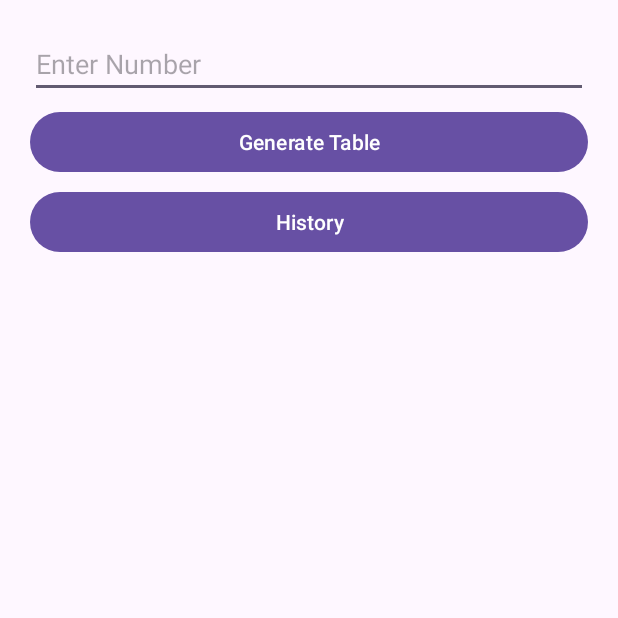
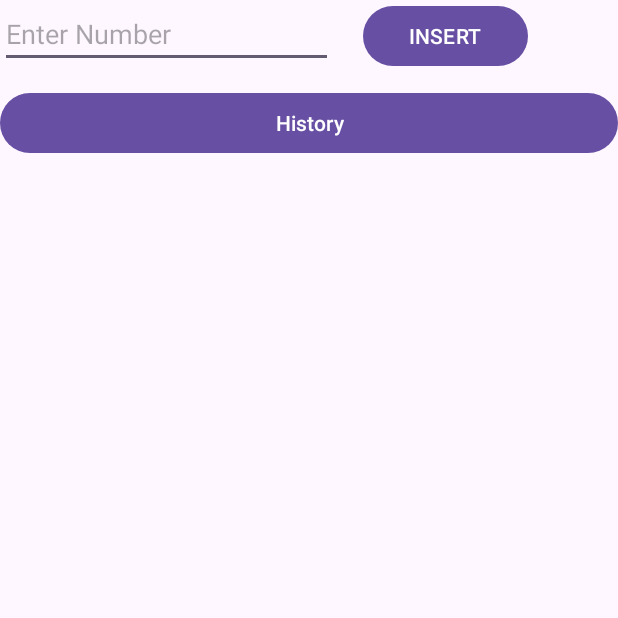
Before and after one commit to Ibrahimdur1989/Midterm_Ebrahim_Al-Serri, an Android app: the screen it shows after launch (MainActivity), on a phone screen of 412 x 824 dp, the top half of it. Run offline under Robolectric (Android 15) with nearby library versions, the phone set to English and light mode, and no system bars.

Commit message:
some updates

```diff
--- a/app/src/main/AndroidManifest.xml
+++ b/app/src/main/AndroidManifest.xml
@@ -16,7 +16,8 @@
             android:exported="false" />
         <activity
             android:name=".MainActivity"
-            android:exported="true">
+            android:exported="true"
+            android:label="timesTable">
             <intent-filter>
                 <action android:name="android.intent.action.MAIN" />
 
--- a/app/src/main/java/com/example/midterm_ebrahim_al_serri/HistoryStore.java
+++ b/app/src/main/java/com/example/midterm_ebrahim_al_serri/HistoryStore.java
@@ -5,7 +5,7 @@ import java.util.List;
 
 public class HistoryStore {
     private static final ArrayList<Integer> numbers = new ArrayList<>();
-    public static Integer lastNumber = null; // remember last generated number
+    public static Integer lastNumber = null;
 
     public static void addIfNotExists(int n) {
         if (!numbers.contains(n)) numbers.add(n);
--- a/app/src/main/java/com/example/midterm_ebrahim_al_serri/MainActivity.java
+++ b/app/src/main/java/com/example/midterm_ebrahim_al_serri/MainActivity.java
@@ -1,4 +1,5 @@
 package com.example.midterm_ebrahim_al_serri;
+
 
 import android.content.Intent;
 import android.os.Bundle;
@@ -8,68 +9,80 @@ import android.widget.EditText;
 import android.widget.ListView;
 import android.widget.Toast;
 
+import androidx.activity.EdgeToEdge;
 import androidx.appcompat.app.AlertDialog;
 import androidx.appcompat.app.AppCompatActivity;
+import androidx.core.graphics.Insets;
+import androidx.core.view.ViewCompat;
+import androidx.core.view.WindowInsetsCompat;
 
 import java.util.ArrayList;
 
 public class MainActivity extends AppCompatActivity {
 
-    private EditText etNumber;
+    private EditText entNumber;
     private Button btnGenerate, btnHistory;
     private ListView lvTable;
 
-    private final ArrayList<String> tableList = new ArrayList<>();
-    private ArrayAdapter<String> adapter;
+    private final ArrayList<Integer> tableItems = new ArrayList<>();
+    private ArrayAdapter<Integer> adapter;
 
     @Override
     protected void onCreate(Bundle savedInstanceState) {
         super.onCreate(savedInstanceState);
+        EdgeToEdge.enable(this);
         setContentView(R.layout.activity_main);
+        ViewCompat.setOnApplyWindowInsetsListener(findViewById(R.id.main), (v, insets) -> {
+            Insets systemBars = insets.getInsets(WindowInsetsCompat.Type.systemBars());
+            v.setPadding(systemBars.left, systemBars.top, systemBars.right, systemBars.bottom);
+            return insets;
+        });
 
-        etNumber = findViewById(R.id.entNumber);
+        entNumber = findViewById(R.id.entNumber);
         btnGenerate = findViewById(R.id.btnGenerate);
         btnHistory = findViewById(R.id.btnHistory);
         lvTable = findViewById(R.id.lvTable);
 
         adapter = new ArrayAdapter<>(this,
-                android.R.layout.simple_list_item_1, tableList);
+                android.R.layout.simple_list_item_1, tableItems);
         lvTable.setAdapter(adapter);
 
         btnGenerate.setOnClickListener(v -> {
-            String s = etNumber.getText().toString().trim();
-            if (s.isEmpty()) {
-                Toast.makeText(this, "Please enter a number", Toast.LENGTH_SHORT).show();
-                return;
-            }
+            String s = entNumber.getText().toString().trim();
+            if (s.isEmpty()) { entNumber.setError("Enter a number"); return; }
             int n = Integer.parseInt(s);
-            generateTable(n);
+            fillMultiples(n);
             HistoryStore.addIfNotExists(n);
         });
 
         btnHistory.setOnClickListener(v ->
                 startActivity(new Intent(MainActivity.this, HistoryActivity.class)));
 
+
+        if (HistoryStore.lastNumber != null) {
+            entNumber.setText(String.valueOf(HistoryStore.lastNumber));
+            fillMultiples(HistoryStore.lastNumber);
+        }
+
+
         lvTable.setOnItemClickListener((parent, view, position, id) -> {
-            String row = tableList.get(position);
+            Integer value = tableItems.get(position);
             new AlertDialog.Builder(MainActivity.this)
-                    .setTitle("Delete Row")
-                    .setMessage("Delete this line?\n" + row)
+                    .setTitle("Delete?")
+                    .setMessage("Delete this line?\n" + value)
                     .setPositiveButton("Delete", (dialog, which) -> {
-                        tableList.remove(position);
+                        tableItems.remove(position);
                         adapter.notifyDataSetChanged();
-                        Toast.makeText(MainActivity.this, "Deleted: " + row, Toast.LENGTH_SHORT).show();
+                        Toast.makeText(MainActivity.this, "Deleted: " + value, Toast.LENGTH_SHORT).show();
                     })
                     .setNegativeButton("Cancel", null)
                     .show();
         });
     }
 
-    private void generateTable(int n) {
-        tableList.clear();
-        for (int i = 1; i <= 10; i++) {
-            tableList.add(n + " × " + i + " = " + (n * i));
-        }
+    private void fillMultiples(int n) {
+        tableItems.clear();
+        for (int i = 1; i <= 10; i++) tableItems.add(n * i);
         adapter.notifyDataSetChanged();
     }
 }
--- a/app/src/main/res/layout/activity_main.xml
+++ b/app/src/main/res/layout/activity_main.xml
@@ -9,9 +9,14 @@
     android:padding="20dp"
     tools:context=".MainActivity">
 
+    <LinearLayout
+        android:layout_width="match_parent"
+        android:layout_height="wrap_content"
+        android:orientation="horizontal">
+
         <EditText
             android:id="@+id/entNumber"
-        android:layout_width="match_parent"
+            android:layout_width="222dp"
             android:layout_height="wrap_content"
             android:hint="Enter Number"
             android:inputType="number"
@@ -22,21 +27,25 @@
 
         <Button
             android:id="@+id/btnGenerate"
-        android:layout_width="match_parent"
+            android:layout_width="110dp"
             android:layout_height="wrap_content"
-        android:text="Generate Table"
-        android:layout_marginTop="5dp"/>
+            android:text="INSERT"
+            android:layout_marginStart="20dp"/>
+
+
+    </LinearLayout>
+
 
     <ListView
         android:id="@+id/lvTable"
         android:layout_width="match_parent"
-        android:layout_height="wrap_content"
-        android:layout_marginTop="5dp"/>
+        android:layout_height="wrap_content" />
 
     <Button
         android:id="@+id/btnHistory"
         android:layout_width="match_parent"
         android:layout_height="wrap_content"
-        android:text="History"/>
+        android:text="History"
+        android:layout_marginTop="10dp"/>
 
 </LinearLayout>
```
Also changed, not shown: app/src/main/java/com/example/midterm_ebrahim_al_serri/HistoryActivity.java (+15 -0 lines), app/src/main/res/layout/activity_history.xml (+7 -0 lines). Lines whose indentation alone changed are shown as unchanged.
